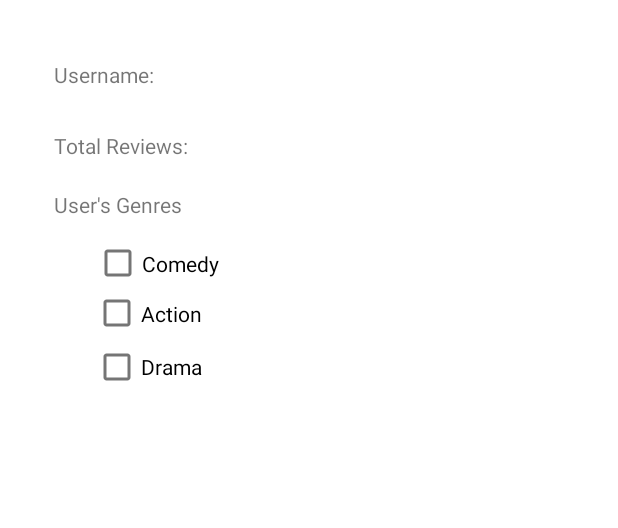
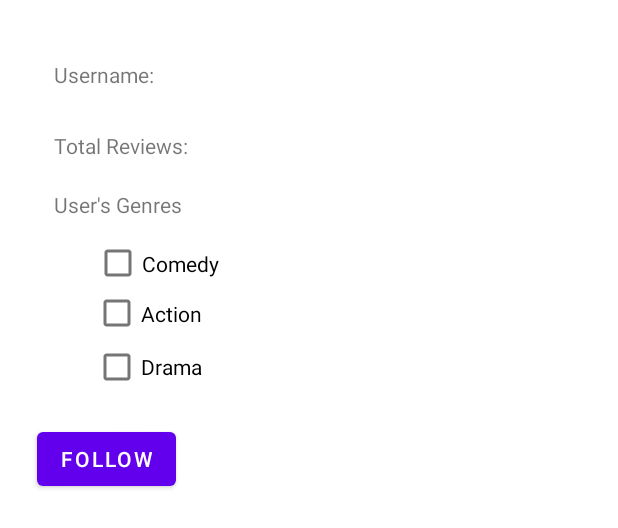
Before and after one commit to eshwaribhide/Movie-Reviewer-Android-App, an Android app: the layout activity_static_profile_page.xml on its own in the app's theme, with its tools: preview values and no code run, on a phone screen of 412 x 824 dp. Shown: the top 528 px of the screen. Run offline under Robolectric (Android 15) with nearby library versions, the phone set to English and light mode, and no system bars.

Commit message:
Add following and followers

```diff
--- a/app/src/main/java/edu/neu/madcourse/numad22sp_moviereviewer_teamdedj/ProfilePageActivity.java
+++ b/app/src/main/java/edu/neu/madcourse/numad22sp_moviereviewer_teamdedj/ProfilePageActivity.java
@@ -95,8 +95,6 @@ public class ProfilePageActivity extends AppCompatActivity {
     }
 
     public void profileSaveButtonOnClick(View view) {
-        // write to db
-        // increment user review count and then update the badge status
         mDatabase.child("users").child(currentUser).get().addOnCompleteListener(task -> {
             if (!task.isSuccessful()) {
                 Log.e("firebase", "Error getting data", task.getException());
--- a/app/src/main/res/layout/activity_static_profile_page.xml
+++ b/app/src/main/res/layout/activity_static_profile_page.xml
@@ -82,4 +82,16 @@
         app:layout_constraintStart_toStartOf="parent"
         app:layout_constraintTop_toBottomOf="@+id/staticUsersGenres" />
 
+    <Button
+        android:id="@+id/followUser"
+        android:layout_width="wrap_content"
+        android:layout_height="wrap_content"
+        android:layout_marginTop="136dp"
+        android:onClick="followUserButtonOnClick"
+        android:text="Follow"
+        app:layout_constraintEnd_toEndOf="parent"
+        app:layout_constraintHorizontal_bias="0.077"
+        app:layout_constraintStart_toStartOf="parent"
+        app:layout_constraintTop_toBottomOf="@+id/staticUsersGenres" />
+
 </androidx.constraintlayout.widget.ConstraintLayout>
```
Also changed, not shown: app/src/main/java/edu/neu/madcourse/numad22sp_moviereviewer_teamdedj/StaticProfilePageActivity.java (+15 -0 lines).
